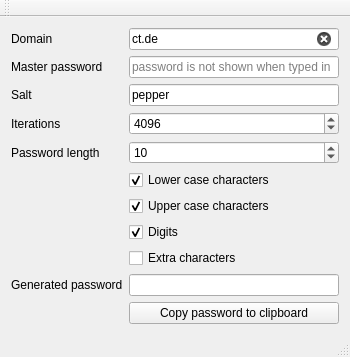
This is mainwindow.ui in 607011/Qt-SESAM as Qt 5 draws it before an edit. The edited form follows.
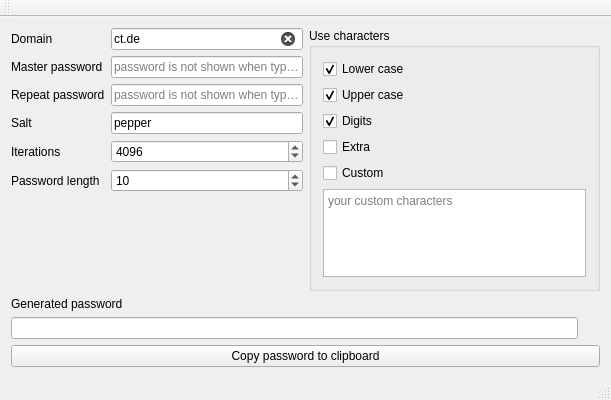
This is the edited form.

Commit message: "Custom used characters" text editor. Overhauled GUI layout.

Diff of the .ui file:
```diff
--- a/mainwindow.ui
+++ b/mainwindow.ui
@@ -6,17 +6,41 @@
    <rect>
     <x>0</x>
     <y>0</y>
-    <width>350</width>
-    <height>343</height>
+    <width>611</width>
+    <height>400</height>
    </rect>
   </property>
   <property name="windowTitle">
    <string>ctpwdgen</string>
   </property>
   <widget class="QWidget" name="centralWidget">
-   <layout class="QGridLayout" name="gridLayout">
+   <layout class="QGridLayout" name="gridLayout_3">
     <item row="0" column="0">
-     <layout class="QFormLayout" name="formLayout">
+     <layout class="QVBoxLayout" name="verticalLayout">
+      <item>
+       <layout class="QHBoxLayout" name="horizontalLayout">
+        <item>
+         <layout class="QGridLayout" name="gridLayout_2">
+          <item row="6" column="1">
+           <spacer name="verticalSpacer">
+            <property name="orientation">
+             <enum>Qt::Vertical</enum>
+            </property>
+            <property name="sizeHint" stdset="0">
+             <size>
+              <width>20</width>
+              <height>40</height>
+             </size>
+            </property>
+           </spacer>
+          </item>
+          <item row="3" column="0">
+           <widget class="QLabel" name="label_5">
+            <property name="text">
+             <string>Salt</string>
+            </property>
+           </widget>
+          </item>
       <item row="0" column="0">
        <widget class="QLabel" name="label">
         <property name="text">
@@ -24,6 +48,36 @@
         </property>
        </widget>
       </item>
+          <item row="5" column="1">
+           <widget class="QSpinBox" name="passwordLengthSpinBox">
+            <property name="minimum">
+             <number>1</number>
+            </property>
+            <property name="value">
+             <number>10</number>
+            </property>
+           </widget>
+          </item>
+          <item row="1" column="1">
+           <widget class="QLineEdit" name="masterPasswordLineEdit1">
+            <property name="echoMode">
+             <enum>QLineEdit::Password</enum>
+            </property>
+            <property name="placeholderText">
+             <string>password is not shown when typed in</string>
+            </property>
+            <property name="clearButtonEnabled">
+             <bool>true</bool>
+            </property>
+           </widget>
+          </item>
+          <item row="4" column="0">
+           <widget class="QLabel" name="label_3">
+            <property name="text">
+             <string>Iterations</string>
+            </property>
+           </widget>
+          </item>
       <item row="0" column="1">
        <widget class="QLineEdit" name="domainLineEdit">
         <property name="text">
@@ -37,6 +91,13 @@
         </property>
        </widget>
       </item>
+          <item row="5" column="0">
+           <widget class="QLabel" name="label_6">
+            <property name="text">
+             <string>Password length</string>
+            </property>
+           </widget>
+          </item>
       <item row="1" column="0">
        <widget class="QLabel" name="label_2">
         <property name="text">
@@ -44,27 +105,7 @@
         </property>
        </widget>
       </item>
-      <item row="1" column="1">
-       <widget class="QLineEdit" name="masterPasswordLineEdit">
-        <property name="echoMode">
-         <enum>QLineEdit::Password</enum>
-        </property>
-        <property name="placeholderText">
-         <string>password is not shown when typed in</string>
-        </property>
-        <property name="clearButtonEnabled">
-         <bool>true</bool>
-        </property>
-       </widget>
-      </item>
-      <item row="2" column="0">
-       <widget class="QLabel" name="label_5">
-        <property name="text">
-         <string>Salt</string>
-        </property>
-       </widget>
-      </item>
-      <item row="2" column="1">
+          <item row="3" column="1">
        <widget class="QLineEdit" name="saltLineEdit">
         <property name="text">
          <string>pepper</string>
@@ -77,14 +118,7 @@
         </property>
        </widget>
       </item>
-      <item row="3" column="0">
-       <widget class="QLabel" name="label_3">
-        <property name="text">
-         <string>Iterations</string>
-        </property>
-       </widget>
-      </item>
-      <item row="3" column="1">
+          <item row="4" column="1">
        <widget class="QSpinBox" name="iterationsSpinBox">
         <property name="minimum">
          <number>1</number>
@@ -100,44 +134,55 @@
         </property>
        </widget>
       </item>
-      <item row="4" column="0">
-       <widget class="QLabel" name="label_6">
+          <item row="2" column="1">
+           <widget class="QLineEdit" name="masterPasswordLineEdit2">
+            <property name="echoMode">
+             <enum>QLineEdit::Password</enum>
+            </property>
+            <property name="placeholderText">
+             <string>password is not shown when typed in</string>
+            </property>
+            <property name="clearButtonEnabled">
+             <bool>true</bool>
+            </property>
+           </widget>
+          </item>
+          <item row="2" column="0">
+           <widget class="QLabel" name="label_7">
         <property name="text">
-         <string>Password length</string>
+             <string>Repeat password</string>
         </property>
        </widget>
       </item>
-      <item row="4" column="1">
-       <widget class="QSpinBox" name="passwordLengthSpinBox">
-        <property name="minimum">
-         <number>1</number>
-        </property>
-        <property name="value">
-         <number>10</number>
-        </property>
-       </widget>
-      </item>
-      <item row="5" column="1">
+         </layout>
+        </item>
+        <item>
+         <widget class="QGroupBox" name="groupBox">
+          <property name="title">
+           <string>Use characters</string>
+          </property>
+          <layout class="QGridLayout" name="gridLayout">
+           <item row="0" column="0">
        <widget class="QCheckBox" name="lowerCaseCheckBox">
         <property name="text">
-         <string>Lower case characters</string>
+              <string>Lower case</string>
         </property>
         <property name="checked">
          <bool>true</bool>
         </property>
        </widget>
       </item>
-      <item row="6" column="1">
+           <item row="1" column="0">
        <widget class="QCheckBox" name="upperCaseCheckBox">
         <property name="text">
-         <string>Upper case characters</string>
+              <string>Upper case</string>
         </property>
         <property name="checked">
          <bool>true</bool>
         </property>
        </widget>
       </item>
-      <item row="7" column="1">
+           <item row="2" column="0">
        <widget class="QCheckBox" name="digitsCheckBox">
         <property name="text">
          <string>Digits</string>
@@ -147,14 +192,44 @@
         </property>
        </widget>
       </item>
-      <item row="9" column="0">
+           <item row="3" column="0">
+            <widget class="QCheckBox" name="extrasCheckBox">
+             <property name="text">
+              <string>Extra</string>
+             </property>
+            </widget>
+           </item>
+           <item row="4" column="0">
+            <widget class="QCheckBox" name="customCharacterSetCheckBox">
+             <property name="text">
+              <string>Custom</string>
+             </property>
+            </widget>
+           </item>
+           <item row="5" column="0">
+            <widget class="QPlainTextEdit" name="charactersPlainTextEdit">
+             <property name="placeholderText">
+              <string>your custom characters</string>
+             </property>
+            </widget>
+           </item>
+          </layout>
+         </widget>
+        </item>
+       </layout>
+      </item>
+      <item>
+       <layout class="QVBoxLayout" name="verticalLayout_2">
+        <item>
        <widget class="QLabel" name="label_4">
         <property name="text">
          <string>Generated password</string>
         </property>
        </widget>
       </item>
-      <item row="9" column="1">
+        <item>
+         <layout class="QHBoxLayout" name="horizontalLayout_2">
+          <item>
        <widget class="QLineEdit" name="generatedPasswordLineEdit">
         <property name="font">
          <font>
@@ -170,21 +245,7 @@
         </property>
        </widget>
       </item>
-      <item row="8" column="1">
-       <widget class="QCheckBox" name="extrasCheckBox">
-        <property name="text">
-         <string>Extra characters</string>
-        </property>
-       </widget>
-      </item>
-      <item row="10" column="1">
-       <widget class="QPushButton" name="copyPasswordToClipboardPushButton">
-        <property name="text">
-         <string>Copy password to clipboard</string>
-        </property>
-       </widget>
-      </item>
-      <item row="10" column="0">
+          <item>
        <widget class="QLabel" name="processLabel">
         <property name="minimumSize">
          <size>
@@ -199,6 +260,17 @@
       </item>
      </layout>
     </item>
+        <item>
+         <widget class="QPushButton" name="copyPasswordToClipboardPushButton">
+          <property name="text">
+           <string>Copy password to clipboard</string>
+          </property>
+         </widget>
+        </item>
+       </layout>
+      </item>
+     </layout>
+    </item>
    </layout>
   </widget>
   <widget class="QMenuBar" name="menuBar">
```
Left out of the diff: 8 changed lines with no effect on the pictures. Lines whose indentation alone changed are shown as unchanged. The commit also changes 2 other files.
